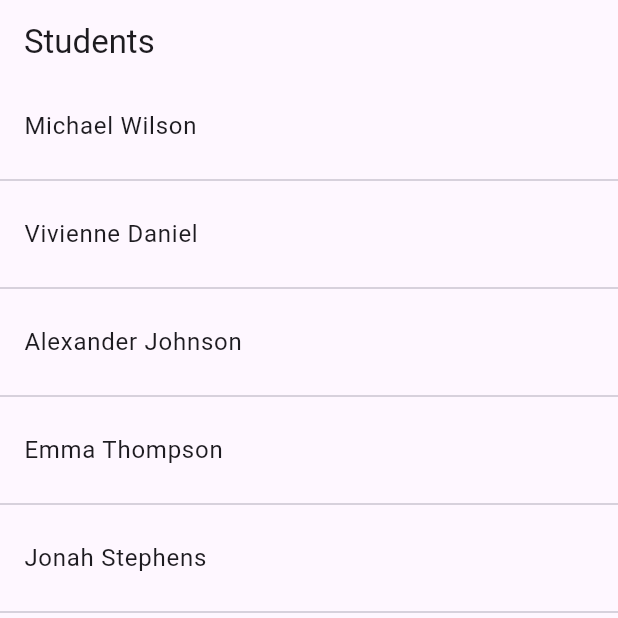
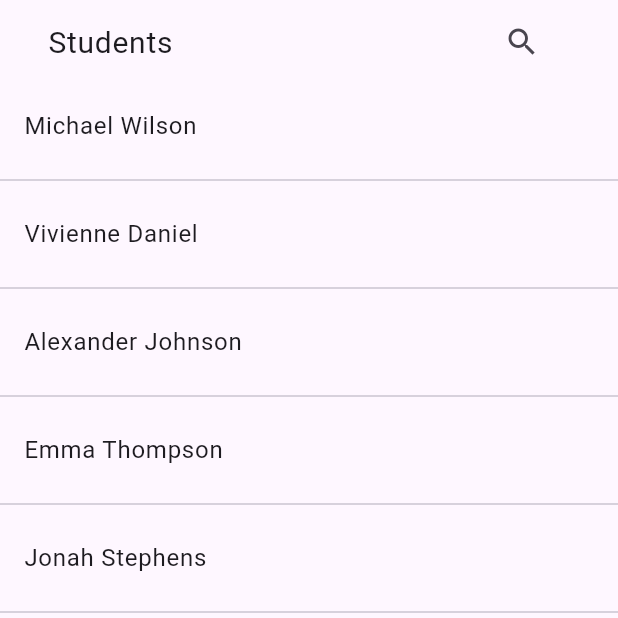
Before and after one commit to ashiqmhdkn/collage_bus_map, a Flutter app: the payment screen opened directly, on a phone screen of 412 x 824 dp, the top half of it. Run offline on Flutter 3.47's test engine with Material 3 defaults, Android fonts, the phone set to English and light mode, and no system bars; our stand-ins replace cloud_firestore, firebase_auth, firebase_core, get, google_maps_flutter, image_picker and 2 more; accounts and stored records are empty.

Commit message:
search icon added

```diff
--- a/lib/payment.dart
+++ b/lib/payment.dart
@@ -171,7 +171,10 @@ class payment extends StatelessWidget {
     return SafeArea(
       child: Scaffold(
         appBar: AppBar(
-          title: const Text("Students"),
+          title:ListTile(
+            title: Text("Students",style: TextStyle(fontSize: 20),),
+            trailing: IconButton(onPressed: (){}, icon:Icon(Icons.search)),
+          ),
           automaticallyImplyLeading: false,
         ),
         body: ListView.builder(
```
Also changed, not shown: lib/checklist.dart (+6 -1 lines).
